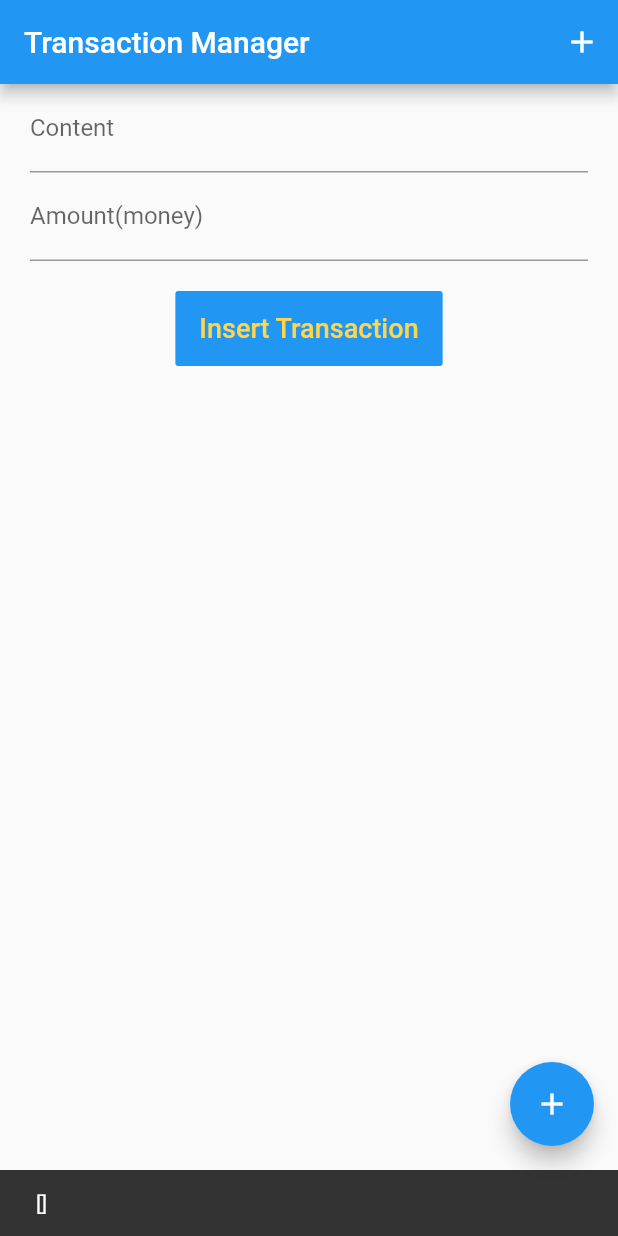
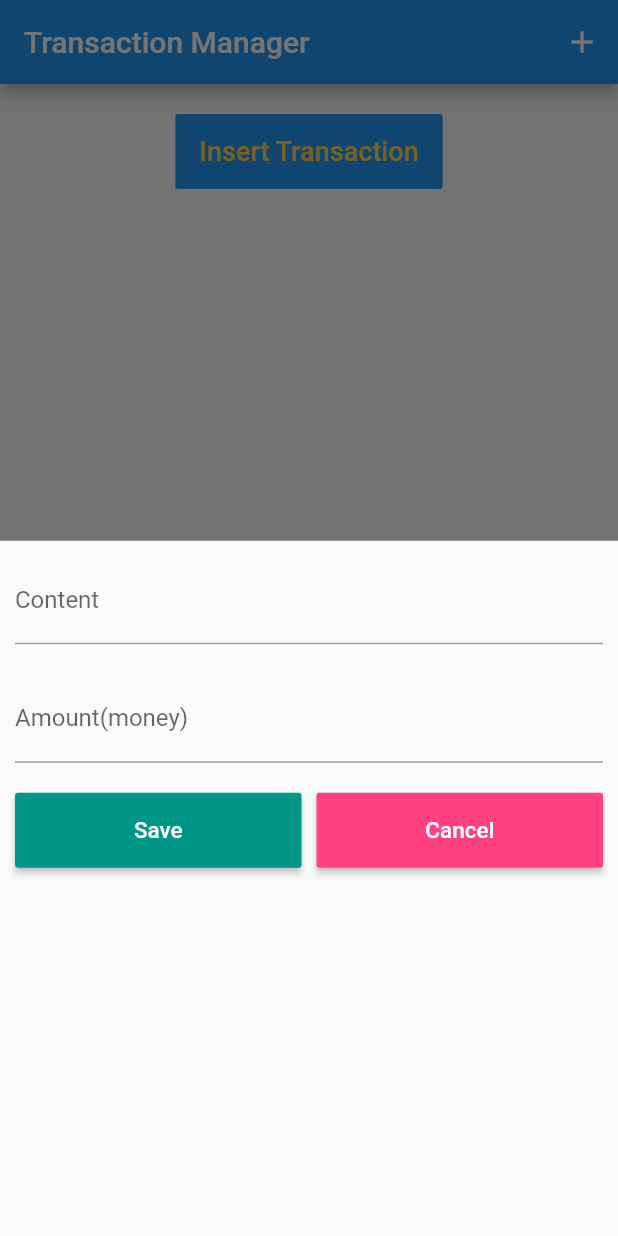
Before and after one commit to yankzsoe/flutter_first_app, a Flutter app: the screen it shows after launch, after a tap on "Insert Transaction", on a phone screen of 412 x 824 dp. Run offline on Flutter 3.47's test engine with Material 2 defaults, Android fonts, the phone set to English and light mode, and no system bars.

```diff
--- a/first_apps/lib/main.dart
+++ b/first_apps/lib/main.dart
@@ -2,5 +2,8 @@ import 'package:flutter/material.dart';
 import 'myapp.dart';
 
 void main() {
-  runApp(MyApp());
+  runApp(MaterialApp(
+    title: 'Transaction Manager',
+    home: MyApp(),
+  ));
 }
--- a/first_apps/lib/myapp.dart
+++ b/first_apps/lib/myapp.dart
@@ -39,21 +39,91 @@ class _MyAppState extends State<MyApp> with WidgetsBindingObserver {
     _amountController.text = '';
   }
 
+  void _onButtonShowModalSheet() {
+    showModalBottomSheet(
+        context: context,
+        builder: (context) {
+          return Column(
+            children: [
+              Container(
+                  padding: EdgeInsets.all(10),
+                  child: TextField(
+                    controller: _contentController,
+                    decoration: InputDecoration(labelText: 'Content'),
+                    onChanged: (text) {
+                      setState(() {
+                        transaction.content = text;
+                      });
+                    },
+                  )),
+              Container(
+                  padding: EdgeInsets.all(10),
+                  child: TextField(
+                    controller: _amountController,
+                    decoration: InputDecoration(labelText: 'Amount(money)'),
+                    onChanged: (text) {
+                      setState(() {
+                        transaction.amount = double.tryParse(text) ?? 0;
+                      });
+                    },
+                  )),
+              Container(
+                padding: EdgeInsets.all(10),
+                child: Row(
+                  children: [
+                    Expanded(
+                        child: SizedBox(
+                      height: 50,
+                      child: RaisedButton(
+                          color: Colors.teal,
+                          child: Text(
+                            'Save',
+                            style: TextStyle(color: Colors.white, fontSize: 15),
+                          ),
+                          onPressed: () {
+                            setState(() {
+                              this._insertTransaction();
+                              Navigator.of(context).pop();
+                            });
+                            _scaffoldKey.currentState.showSnackBar(SnackBar(
+                              content: Text(_transactions.toString()),
+                              duration: Duration(seconds: 1),
+                            ));
+                          }),
+                    )),
+                    Padding(padding: EdgeInsets.only(right: 10)),
+                    Expanded(
+                        child: SizedBox(
+                      height: 50,
+                      child: RaisedButton(
+                          color: Colors.pinkAccent,
+                          child: Text(
+                            'Cancel',
+                            style: TextStyle(color: Colors.white, fontSize: 15),
+                          ),
+                          onPressed: () {
+                            print('cancel button pressed');
+                            Navigator.of(context).pop();
+                          }),
+                    ))
+                  ],
+                ),
+              )
+            ],
+          );
+        });
+  }
+
   @override
   Widget build(BuildContext context) {
-    return MaterialApp(
-        title: "latihan 1",
-        theme: ThemeData(primarySwatch: Colors.blue),
-        home: Scaffold(
+    return Scaffold(
         appBar: AppBar(
           title: const Text('Transaction Manager'),
           actions: <Widget>[
             IconButton(
                 icon: Icon(Icons.add),
                 onPressed: () {
-                      setState(() {
-                        this._insertTransaction();
-                      });
+                  _onButtonShowModalSheet();
                 })
           ],
         ),
@@ -61,9 +131,7 @@ class _MyAppState extends State<MyApp> with WidgetsBindingObserver {
           tooltip: 'Add transaction',
           child: Icon(Icons.add),
           onPressed: () {
-                setState(() {
-                  this._insertTransaction();
-                });
+            _onButtonShowModalSheet();
           },
         ),
         key: _scaffoldKey,
@@ -73,26 +141,7 @@ class _MyAppState extends State<MyApp> with WidgetsBindingObserver {
               child: Column(
                 mainAxisAlignment: MainAxisAlignment.start,
                 children: <Widget>[
-                      TextField(
-                        controller: _contentController,
-                        decoration: InputDecoration(labelText: 'Content'),
-                        onChanged: (text) {
-                          setState(() {
-                            transaction.content = text;
-                          });
-                        },
-                      ),
-                      TextField(
-                        controller: _amountController,
-                        decoration: InputDecoration(labelText: 'Amount(money)'),
-                        onChanged: (text) {
-                          setState(() {
-                            transaction.amount = double.tryParse(text) ?? 0;
-                          });
-                        },
-                      ),
-                      Padding(
-                          padding: const EdgeInsets.symmetric(vertical: 10)),
+                  Padding(padding: const EdgeInsets.symmetric(vertical: 10)),
                   ButtonTheme(
                     height: 50,
                     child: FlatButton(
@@ -103,18 +152,12 @@ class _MyAppState extends State<MyApp> with WidgetsBindingObserver {
                           style: TextStyle(fontSize: 18),
                         ),
                         onPressed: () {
-                              setState(() {
-                                this._insertTransaction();
-                              });
-                              _scaffoldKey.currentState.showSnackBar(SnackBar(
-                                content: Text(_transactions.toString()),
-                                duration: Duration(seconds: 1),
-                              ));
+                          _onButtonShowModalSheet();
                         }),
                   ),
                   TransactionList(transactions: _transactions)
                 ],
               ),
-                ))));
+            )));
   }
 }
```
Lines whose indentation alone changed are shown as unchanged.
